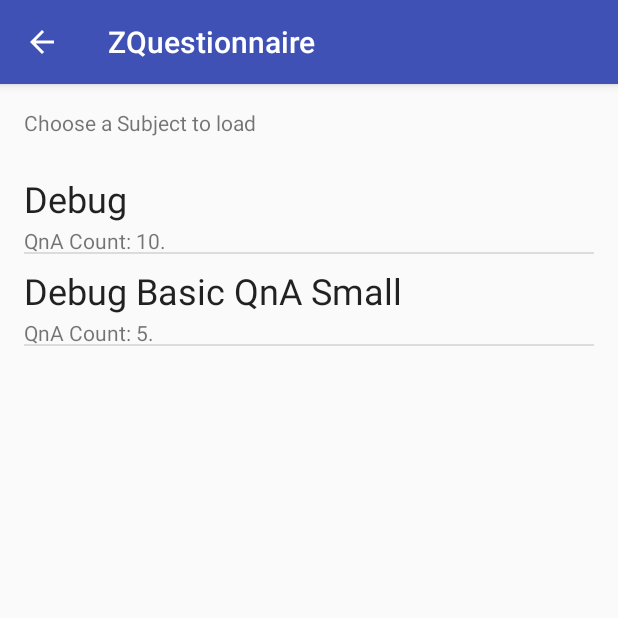
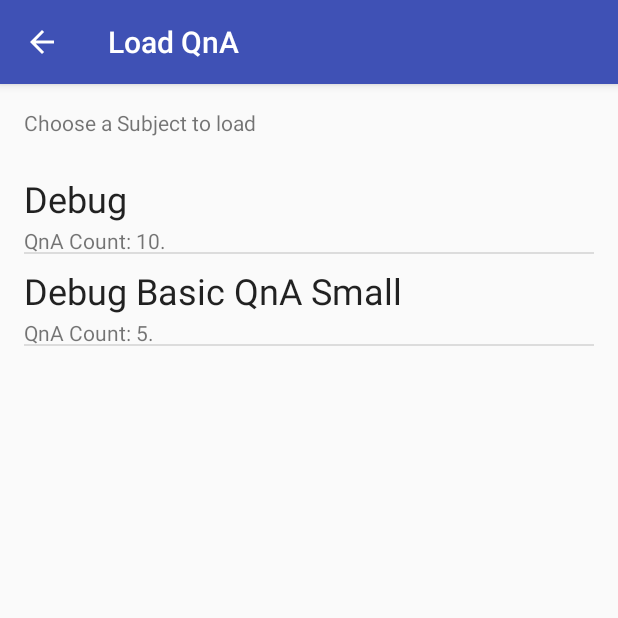
Before and after one commit to zaerald/Zikyu, an Android app: the LoadQnaActivity screen opened directly, with no data from a screen before it, on a phone screen of 412 x 824 dp, the top half of it. Run offline under Robolectric (Android 15) with nearby library versions, the phone set to English and light mode, and no system bars.

Commit message:
Add Load Actitivy Title

```diff
--- a/app/src/main/AndroidManifest.xml
+++ b/app/src/main/AndroidManifest.xml
@@ -14,9 +14,9 @@
         tools:ignore="GoogleAppIndexingWarning">
         <activity android:name=".MainActivity">
             <intent-filter>
-                <action android:name="android.intent.action.MAIN" />
+                <action android:name="android.intent.action.MAIN"/>
 
-                <category android:name="android.intent.category.LAUNCHER" />
+                <category android:name="android.intent.category.LAUNCHER"/>
             </intent-filter>
         </activity>
 
--- a/app/src/main/java/zero/zd/zquestionnaire/LoadQnaActivity.java
+++ b/app/src/main/java/zero/zd/zquestionnaire/LoadQnaActivity.java
@@ -5,6 +5,7 @@ import android.content.Intent;
 import android.os.Bundle;
 import android.support.annotation.NonNull;
 import android.support.annotation.Nullable;
+import android.support.v7.app.ActionBar;
 import android.support.v7.app.AppCompatActivity;
 import android.view.LayoutInflater;
 import android.view.MenuItem;
@@ -35,8 +36,11 @@ public class LoadQnaActivity extends AppCompatActivity {
         super.onCreate(savedInstanceState);
         setContentView(R.layout.activity_load_qna);
 
-        if (getSupportActionBar() != null)
-            getSupportActionBar().setDisplayHomeAsUpEnabled(true);
+        ActionBar actionBar = getSupportActionBar();
+        if (actionBar != null) {
+            actionBar.setTitle(R.string.title_load);
+            actionBar.setDisplayHomeAsUpEnabled(true);
+        }
 
         mSubjectList = new ArrayList<>();
         mSubjectList.add(QnaHelper.getBasicQnA());
--- a/app/src/main/java/zero/zd/zquestionnaire/MainActivity.java
+++ b/app/src/main/java/zero/zd/zquestionnaire/MainActivity.java
@@ -1,12 +1,8 @@
 package zero.zd.zquestionnaire;
 
 import android.os.Bundle;
-import android.os.Environment;
 import android.support.v7.app.AppCompatActivity;
-import android.util.Log;
 import android.view.View;
-
-import java.io.File;
 
 public class MainActivity extends AppCompatActivity {
 
--- a/app/src/main/java/zero/zd/zquestionnaire/QnaAnswerActivity.java
+++ b/app/src/main/java/zero/zd/zquestionnaire/QnaAnswerActivity.java
@@ -319,7 +319,7 @@ public class QnaAnswerActivity extends AppCompatActivity {
     private void showMistakeDialog() {
         String msg = "Correct Answer: \n" + mQnAList.get(mQnAIndex).getAnswer();
         new AlertDialog.Builder(QnaAnswerActivity.this)
-                .setTitle("Mistake!")
+                .setTitle(R.string.msg_mistake)
                 .setMessage(msg)
                 .setCancelable(false)
                 .setPositiveButton(android.R.string.ok, new DialogInterface.OnClickListener() {
--- a/app/src/main/java/zero/zd/zquestionnaire/QnaResultActivity.java
+++ b/app/src/main/java/zero/zd/zquestionnaire/QnaResultActivity.java
@@ -2,13 +2,12 @@ package zero.zd.zquestionnaire;
 
 import android.content.Context;
 import android.content.Intent;
+import android.os.Bundle;
 import android.support.v4.content.res.ResourcesCompat;
 import android.support.v7.app.AppCompatActivity;
-import android.os.Bundle;
 import android.util.Log;
 import android.view.View;
 import android.widget.TextView;
-import android.widget.Toast;
 
 public class QnaResultActivity extends AppCompatActivity {
 
--- a/app/src/main/res/values/strings.xml
+++ b/app/src/main/res/values/strings.xml
@@ -28,7 +28,6 @@
 
     <!-- START: Load Activity-->
     <string name="title_load">Load QnA</string>
-    <string name="action_load_qna">Load</string>
     <string name="msg_choose_file">Choose a Subject to load</string>
 
     <string name="list_qna_count">QnA Count: %1$d.</string>
```
Also changed, not shown: app/src/main/java/zero/zd/zquestionnaire/QnaState.java (+3 -4 lines).
